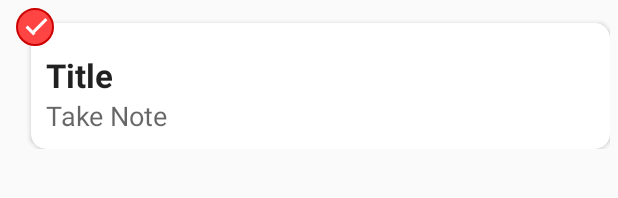
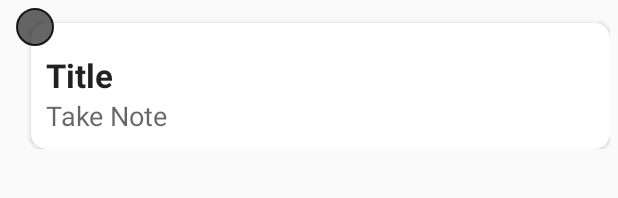
Before and after one commit to deepakgupta7403/GreenDAODemo, an Android app: the layout item_view_notes.xml on its own in the app's theme, with its tools: preview values and no code run, on a phone screen of 412 x 824 dp. Shown: the top 198 px of the screen. Run offline under Robolectric (Android 15) with nearby library versions, the phone set to English and light mode, and no system bars.

Commit message:
Local DG commit

```diff
--- a/app/src/main/java/com/app/greendaodemo/activity/ViewNoteActivity.java
+++ b/app/src/main/java/com/app/greendaodemo/activity/ViewNoteActivity.java
@@ -89,7 +89,7 @@ public class ViewNoteActivity extends AppCompatActivity {
 
         @Override
         public int getItemCount() {
-            return mList.size() + 1;
+            return mList.size();
         }
 
         public class MainViewHolder extends RecyclerView.ViewHolder {
--- a/app/src/main/res/drawable/uncheck_checkbox.xml
+++ b/app/src/main/res/drawable/uncheck_checkbox.xml
@@ -3,11 +3,11 @@
     <corners android:radius="1dp" />
     <stroke
         android:width="1dp"
-        android:color="@android:color/holo_green_dark" />
+        android:color="@color/black_high_emphasis" />
     <gradient
-        android:startColor="@android:color/holo_green_light"
-        android:centerColor="@android:color/holo_green_light"
-        android:endColor="@android:color/holo_green_light"
+        android:startColor="@color/black_medium_emphasis"
+        android:centerColor="@color/black_medium_emphasis"
+        android:endColor="@color/black_medium_emphasis"
         android:angle="270" />
     <size
         android:width="@dimen/pad_25dp"
--- a/app/src/main/res/layout/item_view_notes.xml
+++ b/app/src/main/res/layout/item_view_notes.xml
@@ -25,6 +25,7 @@
             android:orientation="vertical">
 
             <TextView
+                android:id="@+id/tv_title"
                 android:layout_width="match_parent"
                 android:layout_height="wrap_content"
                 android:textStyle="bold"
@@ -34,6 +35,7 @@
                 android:gravity="center|left"/>
 
             <TextView
+                android:id="@+id/tv_description"
                 android:layout_width="match_parent"
                 android:layout_height="wrap_content"
                 android:textSize="@dimen/dim_18sp"
@@ -41,7 +43,6 @@
                 android:textColor="@color/black_medium_emphasis"
                 android:gravity="center|left"/>
         </LinearLayout>
-
 
     </androidx.cardview.widget.CardView>
 
@@ -57,7 +58,6 @@
             android:layout_width="@dimen/pad_25dp"
             android:layout_height="@dimen/pad_25dp"
             android:button="@drawable/round_checkbox"
-            android:checked="true"
             android:layout_centerInParent="true" />
 
     </RelativeLayout>
```
